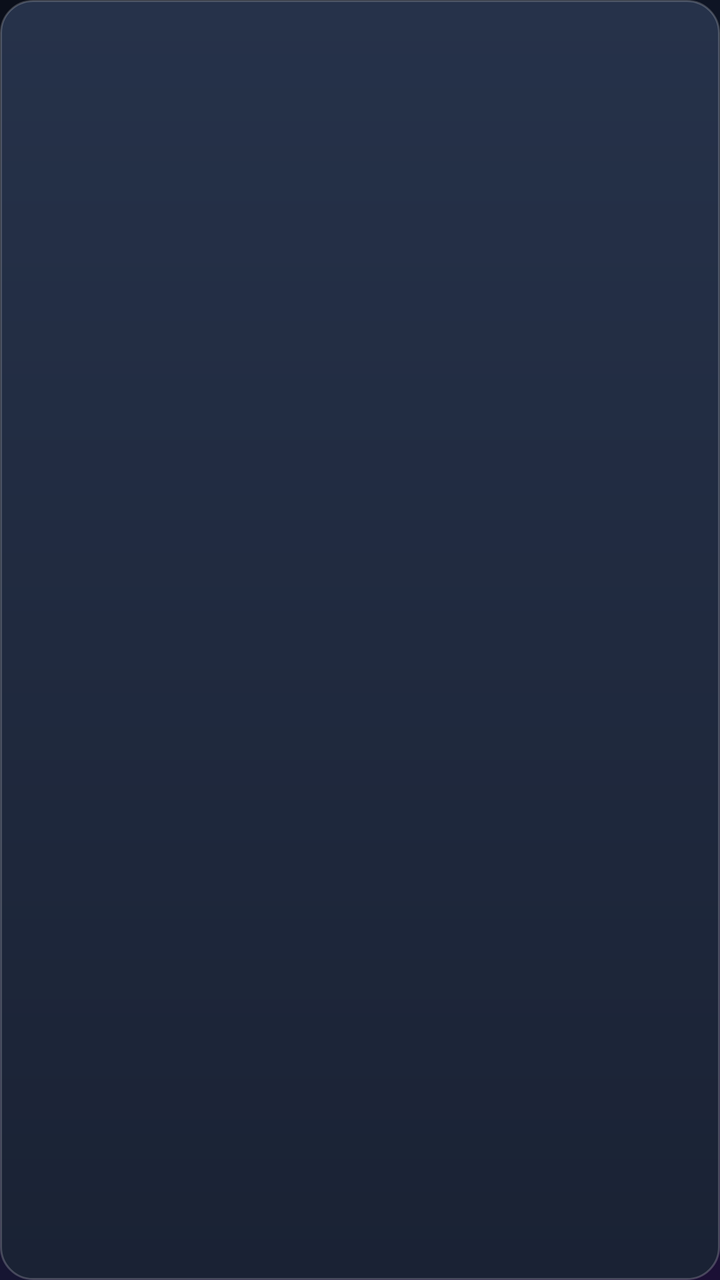
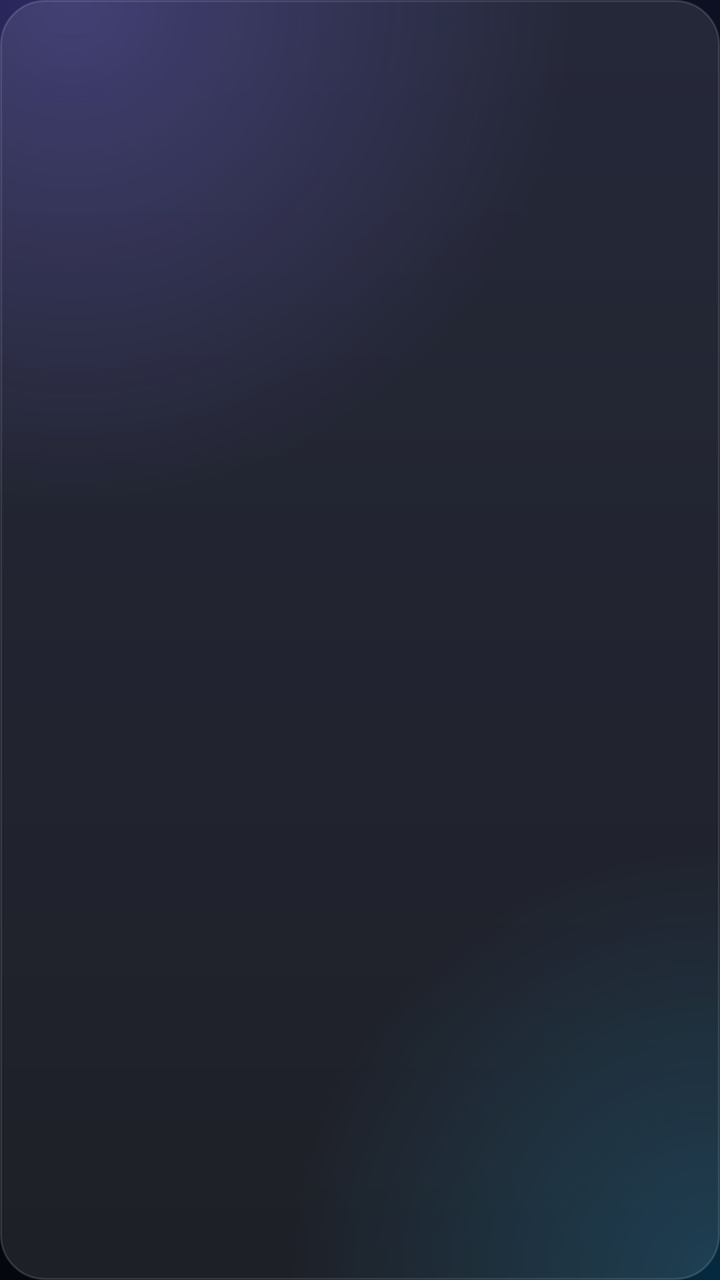

The first picture is an Android layout as it rendered before a commit; the second is the same layout after the commit. The layout source and the unified diff follow.
<!-- AndroidManifest.xml: application theme AppTheme -->
<!-- res/layout/item_tile.xml -->
<?xml version="1.0" encoding="utf-8"?>
<LinearLayout xmlns:android="http://schemas.android.com/apk/res/android"
    android:layout_width="match_parent"
    android:layout_height="@dimen/tile_h"
    android:orientation="vertical"
    android:gravity="center"
    android:padding="10dp"
    android:background="@drawable/tile_bg">

    <TextView
        android:id="@+id/icon"
        android:layout_width="wrap_content"
        android:layout_height="wrap_content"
        android:textSize="40sp" />

    <TextView
        android:id="@+id/label"
        android:layout_width="wrap_content"
        android:layout_height="wrap_content"
        android:layout_marginTop="4dp"
        android:gravity="center"
        android:textColor="@color/text"
        android:textSize="20sp"
        android:textStyle="bold"
        android:maxLines="2"
        android:ellipsize="end" />

    <TextView
        android:id="@+id/sub"
        android:layout_width="wrap_content"
        android:layout_height="wrap_content"
        android:gravity="center"
        android:textColor="@color/subtext"
        android:textSize="14sp"
        android:singleLine="true"
        android:ellipsize="end" />
</LinearLayout>
<!-- resources referenced by this layout -->
<resources>
  <color name="subtext">#FFA9B4C0</color>
  <color name="text">#FFFFFFFF</color>
  <dimen name="tile_h">118dp</dimen>
  <!-- drawable tile_bg (drawable) -->
  <?xml version="1.0" encoding="utf-8"?>
  <shape xmlns:android="http://schemas.android.com/apk/res/android" android:shape="rectangle">
      <gradient android:angle="270" android:startColor="#FF26324A" android:endColor="#FF1A2234" />
      <stroke android:width="1dp" android:color="#33FFFFFF" />
      <corners android:radius="16dp" />
  </shape>
  <style name="AppTheme" parent="@android:style/Theme.DeviceDefault.NoActionBar">
          <item name="android:windowBackground">@drawable/bg_gradient</item>
          <item name="android:colorAccent">@color/accent</item>
      </style>
  <!-- drawable bg_gradient (drawable) -->
  <?xml version="1.0" encoding="utf-8"?>
  <shape xmlns:android="http://schemas.android.com/apk/res/android" android:shape="rectangle">
      <gradient android:type="linear" android:angle="315"
          android:startColor="#FF0B0F1A" android:centerColor="#FF111A2E" android:endColor="#FF1B1035" />
  </shape>
  <color name="accent">#FF5B8CFF</color>
</resources>

<!-- the commit's change to res/layout/item_tile.xml (unified diff, before → after) -->
@@ -4,7 +4,7 @@
     android:layout_height="@dimen/tile_h"
     android:orientation="vertical"
     android:gravity="center"
-    android:padding="10dp"
+    android:padding="12dp"
     android:background="@drawable/tile_bg">
 
     <TextView
@@ -17,11 +17,11 @@
         android:id="@+id/label"
         android:layout_width="wrap_content"
         android:layout_height="wrap_content"
-        android:layout_marginTop="4dp"
+        android:layout_marginTop="6dp"
         android:gravity="center"
         android:textColor="@color/text"
-        android:textSize="20sp"
-        android:textStyle="bold"
+        android:textSize="18sp"
+        android:fontFamily="sans-serif-medium"
         android:maxLines="2"
         android:ellipsize="end" />
 
@@ -29,9 +29,11 @@
         android:id="@+id/sub"
         android:layout_width="wrap_content"
         android:layout_height="wrap_content"
+        android:layout_marginTop="2dp"
         android:gravity="center"
-        android:textColor="@color/subtext"
-        android:textSize="14sp"
+        android:textColor="#CCFFFFFF"
+        android:alpha="0.75"
+        android:textSize="13sp"
         android:singleLine="true"
         android:ellipsize="end" />
 </LinearLayout>
<!-- resource entries referenced after the edit -->
@@ -1,25 +1,69 @@
 <!-- resources referenced by this layout -->
 <resources>
-  <color name="subtext">#FFA9B4C0</color>
   <color name="text">#FFFFFFFF</color>
   <dimen name="tile_h">118dp</dimen>
   <!-- drawable tile_bg (drawable) -->
   <?xml version="1.0" encoding="utf-8"?>
-  <shape xmlns:android="http://schemas.android.com/apk/res/android" android:shape="rectangle">
-      <gradient android:angle="270" android:startColor="#FF26324A" android:endColor="#FF1A2234" />
-      <stroke android:width="1dp" android:color="#33FFFFFF" />
-      <corners android:radius="16dp" />
-  </shape>
+  <selector xmlns:android="http://schemas.android.com/apk/res/android">
+      <item android:state_pressed="true">
+          <shape android:shape="rectangle">
+              <gradient android:angle="0" android:startColor="@color/focus" android:endColor="@color/focus2" />
+              <corners android:radius="22dp" />
+          </shape>
+      </item>
+      <item android:state_selected="true">
+          <shape android:shape="rectangle">
+              <gradient android:angle="0" android:startColor="@color/focus" android:endColor="@color/focus2" />
+              <stroke android:width="2dp" android:color="#AAFFFFFF" />
+              <corners android:radius="22dp" />
+          </shape>
+      </item>
+      <item android:state_focused="true">
+          <shape android:shape="rectangle">
+              <gradient android:angle="0" android:startColor="@color/focus" android:endColor="@color/focus2" />
+              <stroke android:width="2dp" android:color="#AAFFFFFF" />
+              <corners android:radius="22dp" />
+          </shape>
+      </item>
+      <item>
+          <shape android:shape="rectangle">
+              <solid android:color="@color/glass" />
+              <stroke android:width="1dp" android:color="@color/glass_stroke" />
+              <corners android:radius="22dp" />
+          </shape>
+      </item>
+  </selector>
   <style name="AppTheme" parent="@android:style/Theme.DeviceDefault.NoActionBar">
           <item name="android:windowBackground">@drawable/bg_gradient</item>
           <item name="android:colorAccent">@color/accent</item>
       </style>
+  <color name="focus">#FF6C5CE7</color>
+  <color name="focus2">#FF00B4FF</color>
+  <color name="glass">#1AFFFFFF</color>
+  <color name="glass_stroke">#22FFFFFF</color>
   <!-- drawable bg_gradient (drawable) -->
   <?xml version="1.0" encoding="utf-8"?>
-  <shape xmlns:android="http://schemas.android.com/apk/res/android" android:shape="rectangle">
-      <gradient android:type="linear" android:angle="315"
-          android:startColor="#FF0B0F1A" android:centerColor="#FF111A2E" android:endColor="#FF1B1035" />
-  </shape>
-  <color name="accent">#FF5B8CFF</color>
+  <layer-list xmlns:android="http://schemas.android.com/apk/res/android">
+      <item>
+          <shape android:shape="rectangle">
+              <gradient android:angle="270" android:startColor="#FF0C1022" android:endColor="#FF05070F" />
+          </shape>
+      </item>
+      <item>
+          <shape android:shape="rectangle">
+              <gradient android:type="radial" android:gradientRadius="70%p"
+                  android:centerX="0.1" android:centerY="0.0"
+                  android:startColor="#556C5CE7" android:endColor="#006C5CE7" />
+          </shape>
+      </item>
+      <item>
+          <shape android:shape="rectangle">
+              <gradient android:type="radial" android:gradientRadius="60%p"
+                  android:centerX="1.0" android:centerY="1.0"
+                  android:startColor="#3300B4FF" android:endColor="#0000B4FF" />
+          </shape>
+      </item>
+  </layer-list>
+  <color name="accent">#FF8F7BFF</color>
 </resources>
 
